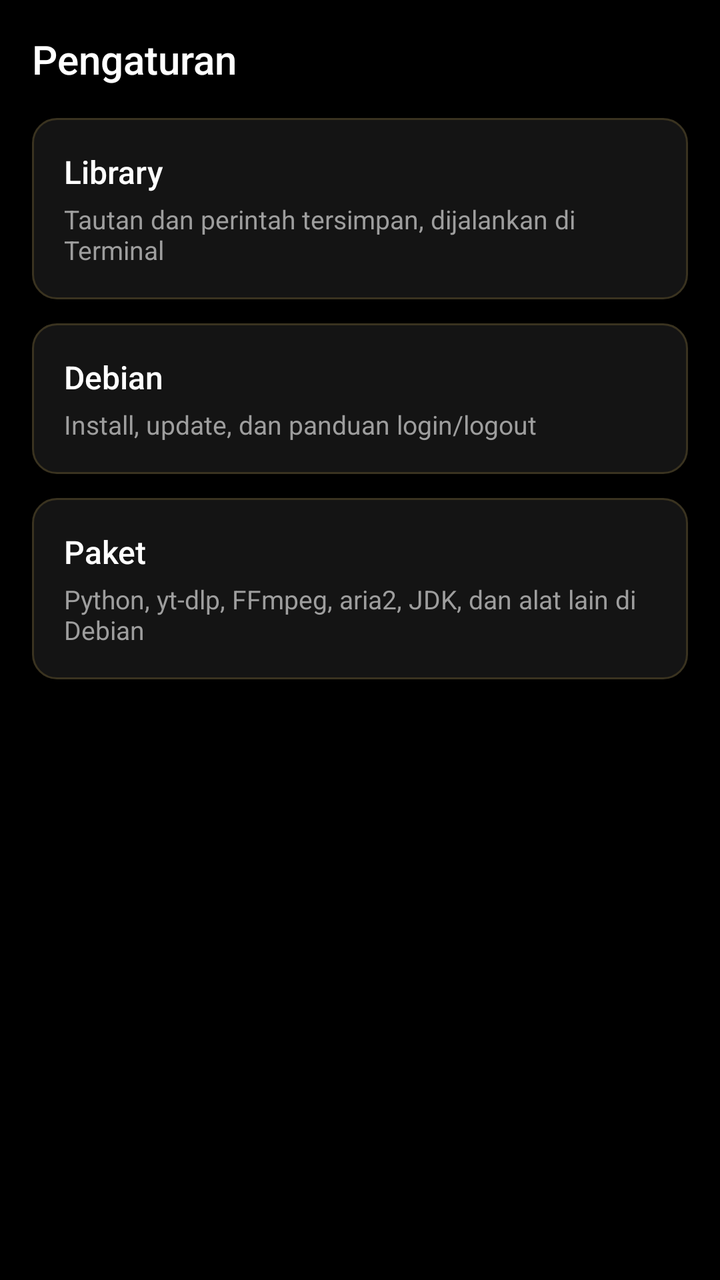
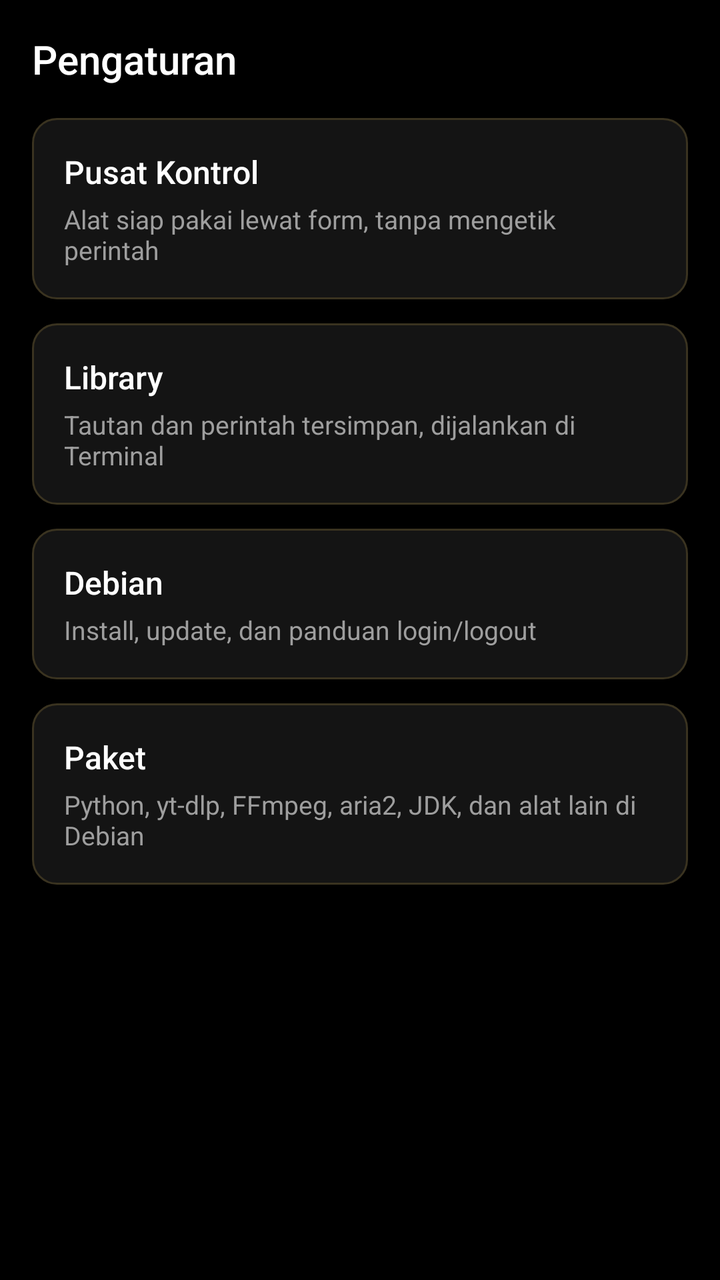

Screens rendered from an Android XML layout before and after an edit, with the pre-edit source and the edit as a unified diff.
<!-- AndroidManifest.xml: another module's application theme Theme.Molina -->
<!-- res/layout/fragment_settings.xml -->
<?xml version="1.0" encoding="utf-8"?>
<FrameLayout xmlns:android="http://schemas.android.com/apk/res/android"
    android:layout_width="match_parent"
    android:layout_height="match_parent"
    android:background="@color/ms_bg">

    <LinearLayout
        android:id="@+id/settings_menu"
        android:layout_width="match_parent"
        android:layout_height="match_parent"
        android:orientation="vertical"
        android:padding="@dimen/ms_space_md">

        <TextView
            style="@style/Molina.Text.Title"
            android:layout_width="match_parent"
            android:layout_height="wrap_content"
            android:layout_marginBottom="@dimen/ms_space_md"
            android:text="@string/settings_menu_title" />

        <LinearLayout
            android:id="@+id/settings_row_library"
            android:layout_width="match_parent"
            android:layout_height="wrap_content"
            android:layout_marginBottom="@dimen/ms_card_gap"
            android:background="@drawable/ms_bg_card_ripple"
            android:clickable="true"
            android:focusable="true"
            android:minHeight="64dp"
            android:orientation="vertical"
            android:padding="@dimen/ms_space_md">

            <TextView
                style="@style/Molina.Text.Item"
                android:layout_width="match_parent"
                android:layout_height="wrap_content"
                android:text="@string/settings_library_title" />

            <TextView
                style="@style/Molina.Text.Body"
                android:layout_width="match_parent"
                android:layout_height="wrap_content"
                android:layout_marginTop="@dimen/ms_space_xs"
                android:text="@string/settings_library_subtitle" />
        </LinearLayout>

        <LinearLayout
            android:id="@+id/settings_row_debian"
            android:layout_width="match_parent"
            android:layout_height="wrap_content"
            android:layout_marginBottom="@dimen/ms_card_gap"
            android:background="@drawable/ms_bg_card_ripple"
            android:clickable="true"
            android:focusable="true"
            android:minHeight="64dp"
            android:orientation="vertical"
            android:padding="@dimen/ms_space_md">

            <TextView
                style="@style/Molina.Text.Item"
                android:layout_width="match_parent"
                android:layout_height="wrap_content"
                android:text="@string/settings_debian_title" />

            <TextView
                style="@style/Molina.Text.Body"
                android:layout_width="match_parent"
                android:layout_height="wrap_content"
                android:layout_marginTop="@dimen/ms_space_xs"
                android:text="@string/settings_debian_subtitle" />
        </LinearLayout>

        <LinearLayout
            android:id="@+id/settings_row_packages"
            android:layout_width="match_parent"
            android:layout_height="wrap_content"
            android:layout_marginBottom="@dimen/ms_card_gap"
            android:background="@drawable/ms_bg_card_ripple"
            android:clickable="true"
            android:focusable="true"
            android:minHeight="64dp"
            android:orientation="vertical"
            android:padding="@dimen/ms_space_md">

            <TextView
                style="@style/Molina.Text.Item"
                android:layout_width="match_parent"
                android:layout_height="wrap_content"
                android:text="@string/settings_packages_title" />

            <TextView
                style="@style/Molina.Text.Body"
                android:layout_width="match_parent"
                android:layout_height="wrap_content"
                android:layout_marginTop="@dimen/ms_space_xs"
                android:text="@string/settings_packages_subtitle" />
        </LinearLayout>
    </LinearLayout>

    <FrameLayout
        android:id="@+id/settings_child_container"
        android:layout_width="match_parent"
        android:layout_height="match_parent"
        android:background="@color/ms_bg"
        android:clickable="true"
        android:focusable="true"
        android:visibility="gone" />
</FrameLayout>
<!-- resources referenced by this layout -->
<resources>
  <color name="ms_bg">#000000</color>
  <dimen name="ms_card_gap">12dp</dimen>
  <dimen name="ms_space_md">16dp</dimen>
  <dimen name="ms_space_xs">4dp</dimen>
  <!-- drawable ms_bg_card_ripple (drawable) -->
  <?xml version="1.0" encoding="utf-8"?>
  <ripple xmlns:android="http://schemas.android.com/apk/res/android" android:color="@color/ms_ripple">
      <item android:drawable="@drawable/ms_bg_card" />
      <item android:id="@android:id/mask">
          <shape android:shape="rectangle">
              <solid android:color="#FFFFFFFF" />
              <corners android:radius="@dimen/ms_card_radius" />
          </shape>
      </item>
  </ripple>
  <string name="settings_debian_subtitle">Install, update, dan panduan login/logout</string>
  <string name="settings_debian_title">Debian</string>
  <string name="settings_library_subtitle">Tautan dan perintah tersimpan, dijalankan di Terminal</string>
  <string name="settings_library_title">Library</string>
  <string name="settings_menu_title">Pengaturan</string>
  <string name="settings_packages_subtitle">Python, yt-dlp, FFmpeg, aria2, JDK, dan alat lain di Debian</string>
  <string name="settings_packages_title">Paket</string>
  <style name="Molina.Text.Body">
          <item name="android:textSize">13sp</item>
          <item name="android:textColor">@color/ms_text_secondary</item>
      </style>
  <style name="Molina.Text.Item">
          <item name="android:textSize">16sp</item>
          <item name="android:fontFamily">sans-serif-medium</item>
      </style>
  <style name="Molina.Text.Title">
          <item name="android:textSize">20sp</item>
          <item name="android:fontFamily">sans-serif-medium</item>
      </style>
  <style name="Theme.Molina" parent="Theme.Material3.Dark.NoActionBar">
          <item name="colorPrimary">@color/molina_amber</item>
          <item name="colorOnPrimary">@color/molina_bg</item>
          <item name="colorSecondaryContainer">@color/molina_amber_container</item>
          <item name="colorSurface">@color/molina_surface</item>
          <item name="android:colorBackground">@color/molina_bg</item>
          <item name="android:windowBackground">@color/molina_bg</item>
          <item name="android:statusBarColor">@color/molina_bg</item>
          <item name="android:navigationBarColor">@color/molina_surface</item>
      </style>
  <color name="ms_ripple">#29FFB300</color>
  <!-- drawable ms_bg_card (drawable) -->
  <?xml version="1.0" encoding="utf-8"?>
  <shape xmlns:android="http://schemas.android.com/apk/res/android" android:shape="rectangle">
      <solid android:color="@color/ms_card" />
      <stroke
          android:width="@dimen/ms_card_stroke"
          android:color="@color/ms_card_border" />
      <corners android:radius="@dimen/ms_card_radius" />
  </shape>
  <dimen name="ms_card_radius">12dp</dimen>
  <color name="ms_text_secondary">#9E9E9E</color>
  <color name="molina_amber">#FFB300</color>
  <color name="molina_bg">#0E0E10</color>
  <color name="molina_amber_container">#33FFB300</color>
  <color name="molina_surface">#16161A</color>
  <color name="ms_card">#141414</color>
  <dimen name="ms_card_stroke">1dp</dimen>
  <color name="ms_card_border">#3A3320</color>
</resources>

<!-- the commit's change to res/layout/fragment_settings.xml (unified diff, before → after) -->
@@ -17,6 +17,32 @@
             android:layout_height="wrap_content"
             android:layout_marginBottom="@dimen/ms_space_md"
             android:text="@string/settings_menu_title" />
+
+        <LinearLayout
+            android:id="@+id/settings_row_tools"
+            android:layout_width="match_parent"
+            android:layout_height="wrap_content"
+            android:layout_marginBottom="@dimen/ms_card_gap"
+            android:background="@drawable/ms_bg_card_ripple"
+            android:clickable="true"
+            android:focusable="true"
+            android:minHeight="64dp"
+            android:orientation="vertical"
+            android:padding="@dimen/ms_space_md">
+
+            <TextView
+                style="@style/Molina.Text.Item"
+                android:layout_width="match_parent"
+                android:layout_height="wrap_content"
+                android:text="@string/settings_tools_title" />
+
+            <TextView
+                style="@style/Molina.Text.Body"
+                android:layout_width="match_parent"
+                android:layout_height="wrap_content"
+                android:layout_marginTop="@dimen/ms_space_xs"
+                android:text="@string/settings_tools_subtitle" />
+        </LinearLayout>
 
         <LinearLayout
             android:id="@+id/settings_row_library"
<!-- resource entries referenced after the edit -->
@@ -22,6 +22,8 @@
   <string name="settings_menu_title">Pengaturan</string>
   <string name="settings_packages_subtitle">Python, yt-dlp, FFmpeg, aria2, JDK, dan alat lain di Debian</string>
   <string name="settings_packages_title">Paket</string>
+  <string name="settings_tools_subtitle">Alat siap pakai lewat form, tanpa mengetik perintah</string>
+  <string name="settings_tools_title">Pusat Kontrol</string>
   <style name="Molina.Text.Body">
           <item name="android:textSize">13sp</item>
           <item name="android:textColor">@color/ms_text_secondary</item>
